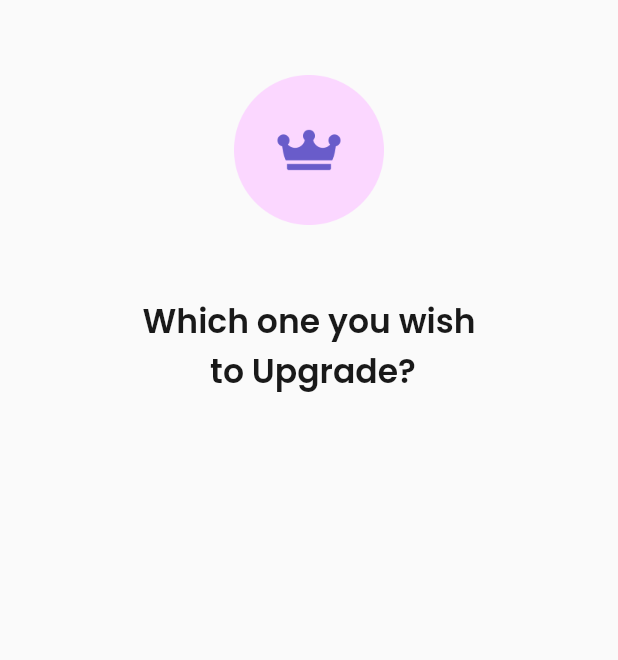
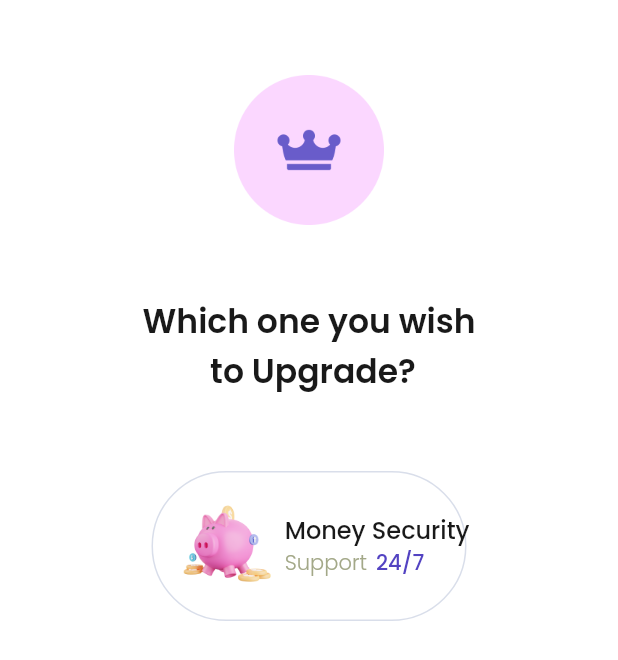
Before and after one commit to novandaadfadly/sevendays, a Flutter app: the FirstPricing screen opened directly, on a phone screen of 412 x 824 dp. Shown: the top 660 px of the screen. Run offline on Flutter 3.47's test engine with Material 2 defaults, Android fonts, the phone set to English and light mode, and no system bars; our stand-ins replace google_fonts.

Commit message:
add option to pricing

```diff
--- a/lib/pages/first_pricing.dart
+++ b/lib/pages/first_pricing.dart
@@ -6,8 +6,8 @@ class FirstPricing extends StatelessWidget {
 
   @override
   Widget build(BuildContext context) {
-    return Scaffold(
-      body: Padding(
+    Widget header () {
+      return Padding(
         padding: const EdgeInsets.only(top: 50, left: 30, right: 30.0),
         child: Column
         (children: [
@@ -25,7 +25,65 @@ class FirstPricing extends StatelessWidget {
           textAlign: TextAlign.center,)
         ],
         ),
-      )
+      );
+    }
+
+    Widget option() {
+      return Container(
+        width: 210,
+        height: 100,
+        decoration: BoxDecoration(
+          border: Border.all(color: Color(0xffD9DEEA)),
+          borderRadius: BorderRadius.circular(60),
+          ),
+          child: Padding(
+            padding: const EdgeInsets.only(top: 16, left: 17, bottom: 23),
+            child: Row(
+              children: [
+                Image.asset('assets/pig_icon.png',
+                ),
+                Padding(
+                  padding: const EdgeInsets.only(top: 10, left: 7,),
+                  child: Column(
+                    crossAxisAlignment: CrossAxisAlignment.start,
+                    children: [
+                      Text('Money Security',
+                      style: GoogleFonts.poppins(
+                        color: Color(0xff191919),
+                        fontSize: 16,
+                        fontWeight: FontWeight.w500,
+                      ),),
+                      Row(children: [
+                        Text(
+                          'Support',
+                          style: GoogleFonts.poppins(
+                            fontWeight: FontWeight.w300,
+                            color: Color(0xffA3A888)
+                          ),
+                          ),
+                        SizedBox(width: 6),
+                        Text(
+                          '24/7',
+                          style: GoogleFonts.poppins(
+                            fontWeight: FontWeight.w500,
+                            color: Color(0xff5343C2),
+                          ),
+                          )
+                      ],)
+                  ],),
+                )
+            ]),
+          ),
+      );
+    }
+    return Scaffold(
+      backgroundColor: Color(0xffFFFFFF),
+      body: Column(
+        children: [
+          header(),
+          SizedBox(height: 50),
+          option(),
+      ],)
     );
   }
 }
```
